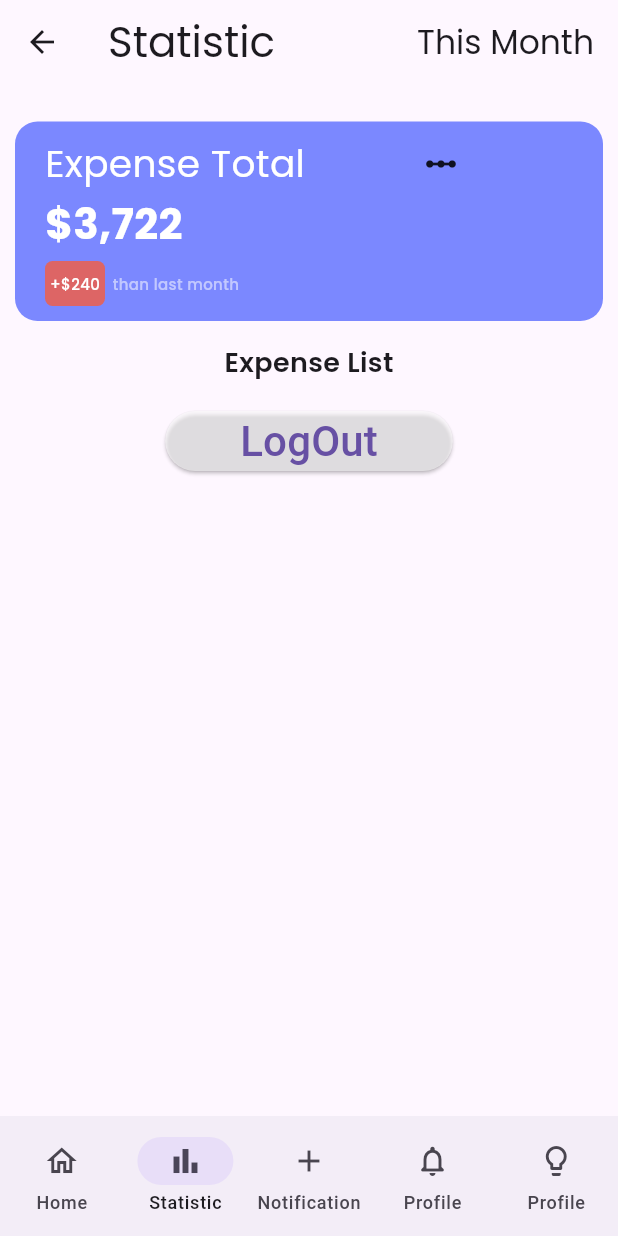
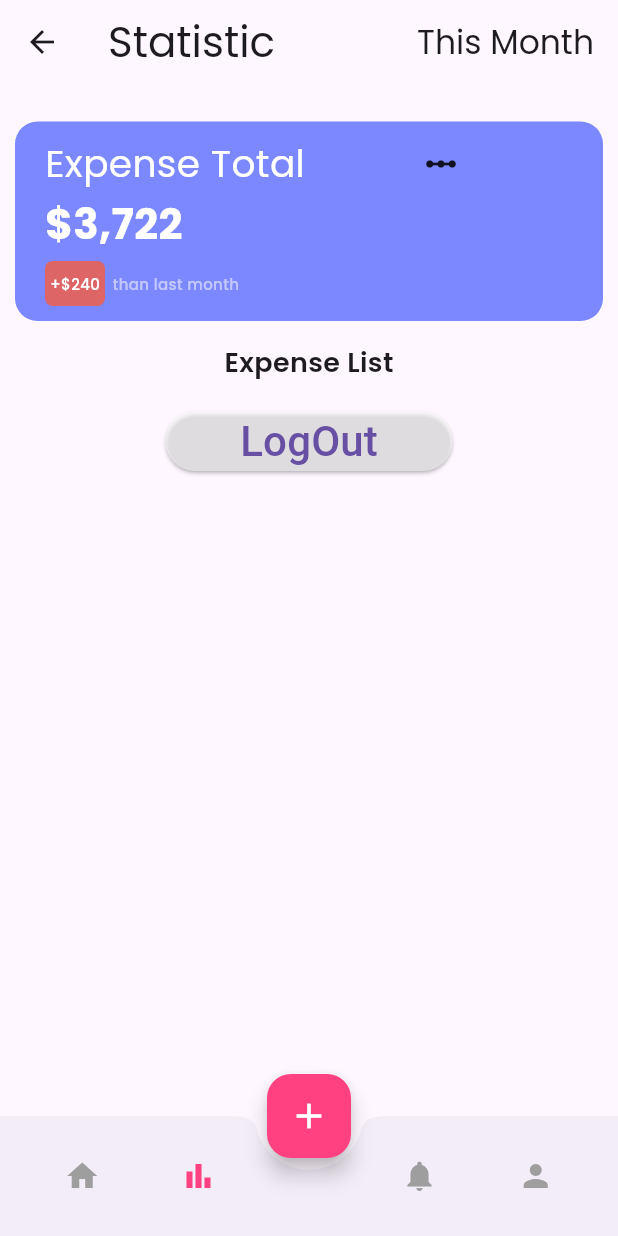
Before and after one commit to cybersleuth0/Expenso, a Flutter app: the BasePage screen opened by its route, item 2 of the bottom bar chosen, on a phone screen of 412 x 824 dp. Run offline on Flutter 3.47's test engine with Material 3 defaults, Android fonts, the phone set to English and light mode, and no system bars; our stand-ins replace flutter_bloc, shared_preferences, sqflite; accounts and stored records are empty.

Commit message:
feat: Implement expense category model, add expense screen, and update UI
This commit introduces the following changes:

-   **Expense Category Model:** Created an `expCategoryModel` class to structure expense category data, including `id`, `name`, and `imgPath`.
-   **Expense Category Constants:** Added a list `mcat` within `AppConstant` to store predefined expense categories along with their images.
-   **Add Expense Screen:** Created `AddNewExpense` screen to allow users to add new expenses with fields for title, description, amount, and category.
    - Implemented a bottom sheet to select expense categories from `AppConstant.mcat`.
    - Added custom `TextField` widget for consistent input fields with icons.
    - Added a "Add Expense" button to add new expenses.
    - Added image for background.
-   **App Bar Configuration:** Adjusted app bar settings in `LoginScreen` and `Signuppage` to remove leading widget.
- **Sign up Screen**: Navigator pop when it is successfully resigter.
-   **Base Home Screen Navigation:** Updated the navigation bar within `BasePage`:
    - Replaced the bottom `NavigationBar` with `BottomAppBar`.
    - Added a `FloatingActionButton` for adding new expenses.
    - Changed the navigation bar icon and it's color.
    - Add different page for each icon.
-   **Login Screen:** changed the UI and added navigation to `sign up` Screen.
-   **File and Directory:** added new Expense category image and it's related code.

```diff
--- a/lib/App_Constant/constant.dart
+++ b/lib/App_Constant/constant.dart
@@ -1,14 +1,52 @@
 import 'package:expenso/Screens/Navigation/baseHomeScreen.dart';
 import 'package:expenso/Screens/Navigation/homePage_Screen.dart';
+import 'package:expenso/Screens/expense/addExpense_Screen.dart';
 import 'package:flutter/cupertino.dart';
 
 import '../Screens/auth/loginScreen.dart';
 import '../Screens/auth/signupScreen.dart';
 import '../Screens/intro_Screen.dart';
 import '../Screens/splash_Screen.dart';
+import '../data/Model/expCategoryModel.dart';
 
 class AppConstant {
   static const String ISLOGIN = "is_login";
+  static List<expCategoryModel> mcat = [
+    expCategoryModel(
+        id: 1,
+        name: "Shopping",
+        imgPath: "assets/images/ExpenseCat/shopping.jpg"),
+    expCategoryModel(
+        id: 2,
+        name: "Bills",
+        imgPath: "assets/images/ExpenseCat/Bills_Invoice.jpg"),
+    expCategoryModel(
+        id: 3,
+        name: "Movies/Pvr",
+        imgPath: "assets/images/ExpenseCat/Entertainment.jpg"),
+    expCategoryModel(
+        id: 4,
+        name: "OutSide-Food",
+        imgPath: "assets/images/ExpenseCat/Food_Dining.jpg"),
+    expCategoryModel(
+        id: 5,
+        name: "Shopping",
+        imgPath: "assets/images/ExpenseCat/shopping.jpg"),
+    expCategoryModel(
+        id: 6, name: "Swiggy", imgPath: "assets/images/ExpenseCat/swiggy.jpg"),
+    expCategoryModel(
+        id: 7,
+        name: "Delivery_Fuel",
+        imgPath: "assets/images/ExpenseCat/swiggy_petrol.jpg"),
+    expCategoryModel(
+        id: 8,
+        name: "Maintenance",
+        imgPath: "assets/images/ExpenseCat/Transportation.png"),
+    expCategoryModel(
+        id: 8,
+        name: "Bike Fuel",
+        imgPath: "assets/images/ExpenseCat/Petrol.jpg"),
+  ];
 }
 
 class AppRoutes {
@@ -18,6 +56,7 @@ class AppRoutes {
   static const String ROUTE_SIGNUP = "/signup";
   static const String ROUTE_HOME = "/home";
   static const String ROUTE_BASEPAGE = "/basepage";
+  static const String ROUTE_ADDEXPENSE = "/addNewExpense";
 
   static Map<String, WidgetBuilder> getRoutes() => {
         ROUTE_SPLASH: (context) => SplashScreen(),
@@ -26,5 +65,6 @@ class AppRoutes {
         ROUTE_SIGNUP: (context) => Signuppage(),
         ROUTE_HOME: (context) => HomePage(),
         ROUTE_BASEPAGE: (context) => BasePage(),
+        ROUTE_ADDEXPENSE: (context) => AddNewExpense()
       };
 }
--- a/lib/Screens/Navigation/baseHomeScreen.dart
+++ b/lib/Screens/Navigation/baseHomeScreen.dart
@@ -1,4 +1,6 @@
+import 'package:expenso/Screens/expense/addExpense_Screen.dart';
 import 'package:flutter/material.dart';
+
 import 'homePage_Screen.dart';
 import 'statisticScreen.dart';
 
@@ -9,30 +11,57 @@ class BasePage extends StatefulWidget {
 
 class _BasePageState extends State<BasePage> {
   int _selectedIndex = 0;
-  List<Widget> _pages = [HomePage(), StatisticPage()];
+  List<Widget> _pages = [HomePage(), StatisticPage(), AddNewExpense()];
+
+  void _onTabTapped(int index) {
+    setState(() {
+      _selectedIndex = index;
+    });
+  }
 
   @override
   Widget build(BuildContext context) {
     return Scaffold(
-        body: _pages[_selectedIndex],
-        bottomNavigationBar: NavigationBar(
-            selectedIndex: _selectedIndex,
-            onDestinationSelected: (value) {
-              setState(() {
-                _selectedIndex = value;
-              });
-            },
-            destinations: [
-              NavigationDestination(
-                  icon: Icon(Icons.home_outlined), label: "Home"),
-              NavigationDestination(
-                  icon: Icon(Icons.bar_chart), label: "Statistic"),
-              NavigationDestination(icon: Icon(Icons.add), label: "Notification"),
-              NavigationDestination(
-                  icon: Icon(Icons.notifications_none_rounded),
-                  label: "Profile"),
-              NavigationDestination(
-                  icon: Icon(Icons.lightbulb_outline), label: "Profile"),
-            ]));
+      body: _pages[_selectedIndex],
+      floatingActionButton: FloatingActionButton(
+        onPressed: () {
+          Navigator.push(
+            context,
+            MaterialPageRoute(builder: (context) => AddNewExpense()),
+          );
+        },
+        backgroundColor: Colors.pinkAccent, // Change color as needed
+        child: Icon(Icons.add, size: 28, color: Colors.white),
+      ),
+      floatingActionButtonLocation: FloatingActionButtonLocation.centerDocked,
+      bottomNavigationBar: BottomAppBar(
+        shape: CircularNotchedRectangle(), // 🔥 Gives the curved effect
+        notchMargin: 8.0, // Space between FAB and BottomAppBar
+        child: Row(
+          mainAxisAlignment: MainAxisAlignment.spaceAround,
+          children: [
+            IconButton(
+              icon: Icon(Icons.home,
+                  color: _selectedIndex == 0 ? Colors.pinkAccent : Colors.grey),
+              onPressed: () => _onTabTapped(0),
+            ),
+            IconButton(
+              icon: Icon(Icons.bar_chart,
+                  color: _selectedIndex == 1 ? Colors.pinkAccent : Colors.grey),
+              onPressed: () => _onTabTapped(1),
+            ),
+            SizedBox(width: 40), // Space for FAB
+            IconButton(
+              icon: Icon(Icons.notifications, color: Colors.grey),
+              onPressed: () {}, // Implement this if needed
+            ),
+            IconButton(
+              icon: Icon(Icons.person, color: Colors.grey),
+              onPressed: () {}, // Implement this if needed
+            ),
+          ],
+        ),
+      ),
+    );
   }
 }
--- a/lib/Screens/auth/signupScreen.dart
+++ b/lib/Screens/auth/signupScreen.dart
@@ -2,7 +2,6 @@ import 'package:expenso/App_Constant/constant.dart';
 import 'package:expenso/Screens/auth/RegisterBloc/register_bloc.dart';
 import 'package:expenso/Screens/auth/RegisterBloc/register_event.dart';
 import 'package:expenso/Screens/auth/RegisterBloc/register_state.dart';
-import 'package:flutter/cupertino.dart';
 import 'package:flutter/material.dart';
 import 'package:flutter_bloc/flutter_bloc.dart';
 
@@ -33,7 +32,7 @@ class _SignUpPageState extends State<Signuppage> {
         resizeToAvoidBottomInset: false,
         //use for avoid keyboard overlap from bottom
         appBar: AppBar(
-          leadingWidth: 0,
+          automaticallyImplyLeading: false,
           centerTitle: true,
           title: const Text(
             "ExPenso",
@@ -235,11 +234,11 @@ class _SignUpPageState extends State<Signuppage> {
                                               content: Text(state.errorMsg)));
                                     } else if (state is RegisterSuccessState) {
                                       isLoading = false;
-                                      Navigator.pop(context);
                                       ScaffoldMessenger.of(context)
                                           .showSnackBar(SnackBar(
                                               content: Text(
                                                   "Registered Successfully!!")));
+                                      Navigator.pop(context);
                                     }
                                   },
                                   child: ElevatedButton(
--- /dev/null
+++ b/lib/data/Model/expCategoryModel.dart
@@ -0,0 +1,8 @@
+class expCategoryModel {
+  int id;
+  String name;
+  String imgPath;
+
+  expCategoryModel(
+      {required this.id, required this.name, required this.imgPath});
+}
--- a/pubspec.yaml
+++ b/pubspec.yaml
@@ -65,6 +65,7 @@ flutter:
   # To add assets to your application, add an assets section, like this:
   assets:
     - assets/images/
+    - assets/images/ExpenseCat/
   #   - images/a_dot_ham.jpeg
 
   # An image asset can refer to one or more resolution-specific "variants", see
```
Also changed, not shown: lib/Screens/auth/loginScreen.dart (+5 -7 lines), lib/Screens/expense/addExpense_Screen.dart (+206 -0 lines), assets/images/ExpenseCat/Bills_Invoice.jpg (added), assets/images/ExpenseCat/Entertainment.jpg (added), assets/images/ExpenseCat/Food_Dining.jpg (added), assets/images/ExpenseCat/Petrol.jpg (added), assets/images/ExpenseCat/Transportation.png (added), assets/images/ExpenseCat/shopping.jpg (added), assets/images/ExpenseCat/swiggy.jpg (added), assets/images/ExpenseCat/swiggy_petrol.jpg (added), assets/images/ori_logo.png, assets/images/pocket.png (added).
